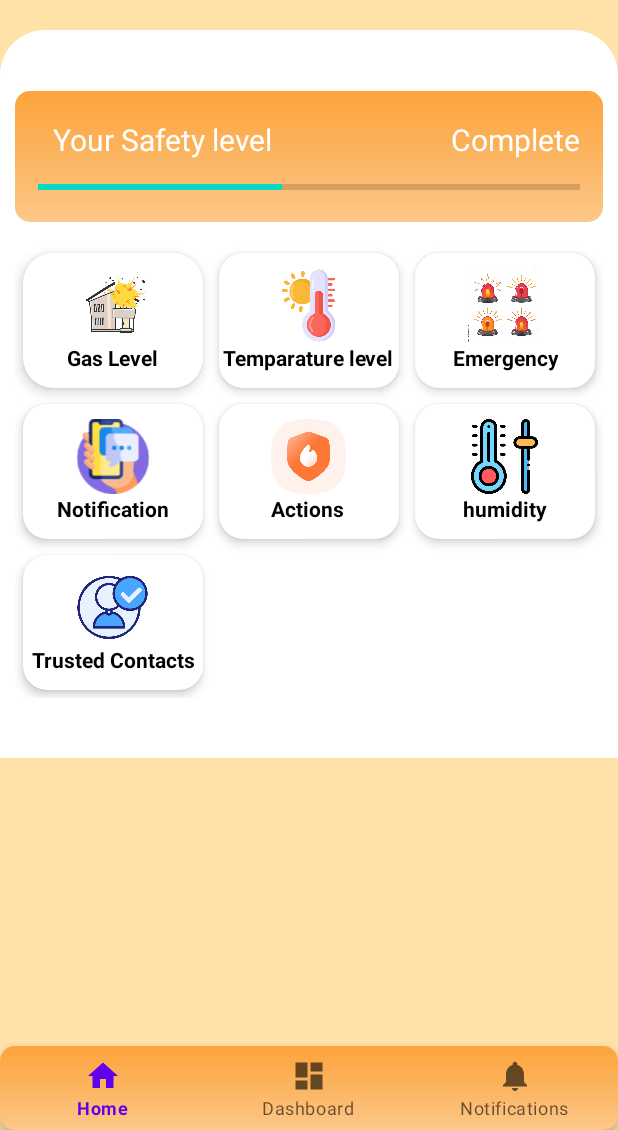
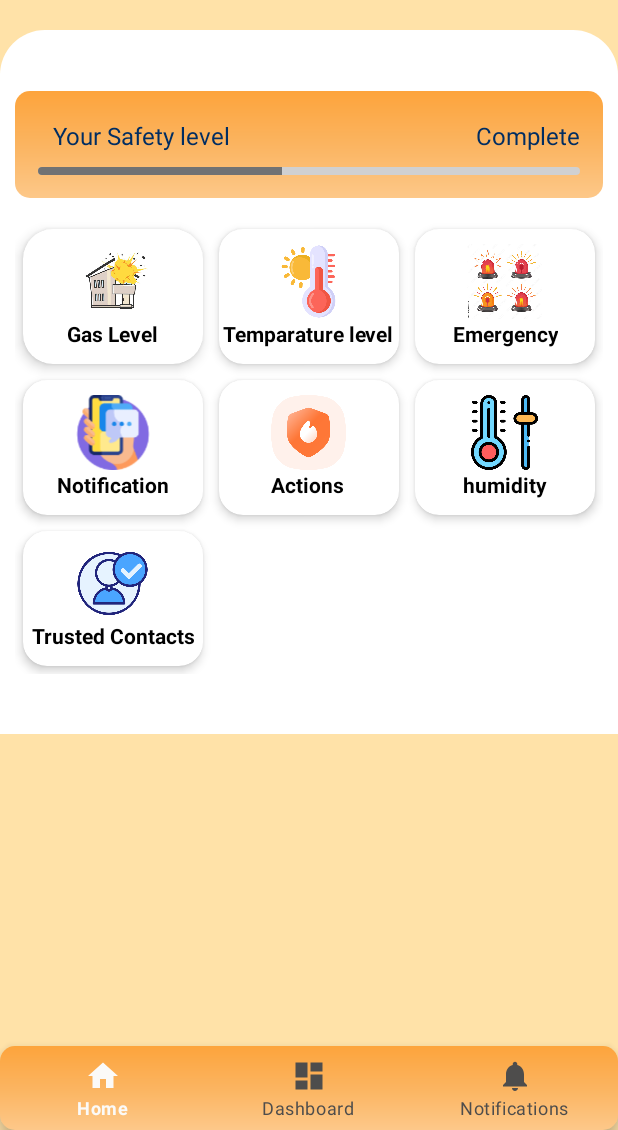
Before and after one commit to farhan-tratul/fireguard, an Android app: the screen it shows after launch (MainActivity), on a phone screen of 412 x 824 dp, the part 106-1236 px from its top. Run offline under Robolectric (Android 15) with nearby library versions, the light colour scheme and no system bars; our stand-ins replace navigation-ui.

Commit message:
homepage complete

```diff
--- a/app/src/main/java/edu/ewubd/fireguard/MainActivity.java
+++ b/app/src/main/java/edu/ewubd/fireguard/MainActivity.java
@@ -44,6 +44,7 @@ public class MainActivity extends AppCompatActivity {
         AppBarConfiguration appBarConfiguration = new AppBarConfiguration.Builder(
                 R.id.navigation_home, R.id.navigation_dashboard, R.id.navigation_notifications)
                 .build();
+
         NavController navController = Navigation.findNavController(this, R.id.nav_host_fragment_activity_main);
         NavigationUI.setupActionBarWithNavController(this, navController, appBarConfiguration);
         NavigationUI.setupWithNavController(binding.navView, navController);
--- a/app/src/main/java/edu/ewubd/fireguard/ui/home/HomeFragment.java
+++ b/app/src/main/java/edu/ewubd/fireguard/ui/home/HomeFragment.java
@@ -5,12 +5,10 @@ import android.os.Bundle;
 import android.view.LayoutInflater;
 import android.view.View;
 import android.view.ViewGroup;
-import android.view.Window;
-import android.widget.TextView;
+
 
 import androidx.annotation.NonNull;
 import androidx.appcompat.app.AppCompatActivity;
-import androidx.core.content.ContextCompat;
 import androidx.fragment.app.Fragment;
 import androidx.lifecycle.ViewModelProvider;
 
--- /dev/null
+++ b/app/src/main/res/drawable/bottom_nav_item_color_selector.xml
@@ -0,0 +1,8 @@
+<?xml version="1.0" encoding="utf-8"?>
+<selector xmlns:android="http://schemas.android.com/apk/res/android">
+    <!-- Selected state -->
+    <item android:color="#FBFAF8" android:state_checked="true" />
+
+    <!-- Default state -->
+    <item android:color="#4E4D4C" />
+</selector>
--- /dev/null
+++ b/app/src/main/res/drawable/progress_bar_drawable.xml
@@ -0,0 +1,29 @@
+<!-- res/drawable/progress_bar_drawable.xml -->
+<layer-list xmlns:android="http://schemas.android.com/apk/res/android">
+
+    <!-- Background -->
+    <item android:id="@android:id/background">
+        <shape>
+            <solid android:color="#d0d0d1" />
+            <corners
+                android:radius="30dp">
+
+            </corners>
+        </shape>
+    </item>
+
+
+    <item android:id="@android:id/progress">
+        <clip>
+            <shape>
+                <solid android:color="#717273" />
+<corners
+    android:radius="30dp">
+
+</corners>
+            </shape>
+
+        </clip>
+    </item>
+
+</layer-list>
--- a/app/src/main/res/layout/activity_main.xml
+++ b/app/src/main/res/layout/activity_main.xml
@@ -16,7 +16,10 @@
         app:layout_constraintBottom_toBottomOf="parent"
         app:layout_constraintLeft_toLeftOf="parent"
         app:layout_constraintRight_toRightOf="parent"
-        app:menu="@menu/bottom_nav_menu" />
+        app:menu="@menu/bottom_nav_menu"
+        app:itemIconTint="@drawable/bottom_nav_item_color_selector"
+        app:itemTextColor="@drawable/bottom_nav_item_color_selector"
+        />
 
     <fragment
         android:id="@+id/nav_host_fragment_activity_main"
--- a/app/src/main/res/layout/fragment_home.xml
+++ b/app/src/main/res/layout/fragment_home.xml
@@ -102,8 +102,8 @@ android:layout_marginTop="30dp"
                         android:layout_marginLeft="10dp"
                         android:gravity="left"
                         android:text="Your Safety level"
-                        android:textColor="@color/white"
-                        android:textSize="20dp" />
+                        android:textColor="@color/blue"
+                        android:textSize="16dp" />
                     <TextView
 
                         android:layout_width="0dp"
@@ -114,15 +114,16 @@ android:layout_marginTop="30dp"
                         android:layout_toRightOf="@+id/restOftime"
                         android:text="Complete"
                         android:textAlignment="viewEnd"
-                        android:textColor="@color/white"
-                        android:textSize="20dp" />
+                        android:textColor="@color/blue"
+                        android:textSize="16dp" />
                 </LinearLayout>
                 <ProgressBar
                     android:id="@+id/progress"
                     style="?android:attr/progressBarStyleHorizontal"
                     android:layout_width="match_parent"
-                    android:layout_height="wrap_content"
+                    android:layout_height="5dp"
                     android:layout_below="@+id/progresstitle"
+                    android:progressDrawable="@drawable/progress_bar_drawable"
                     android:layout_centerHorizontal="true"
                     android:layout_centerVertical="true"
                     android:layout_marginTop="10dp"
```
